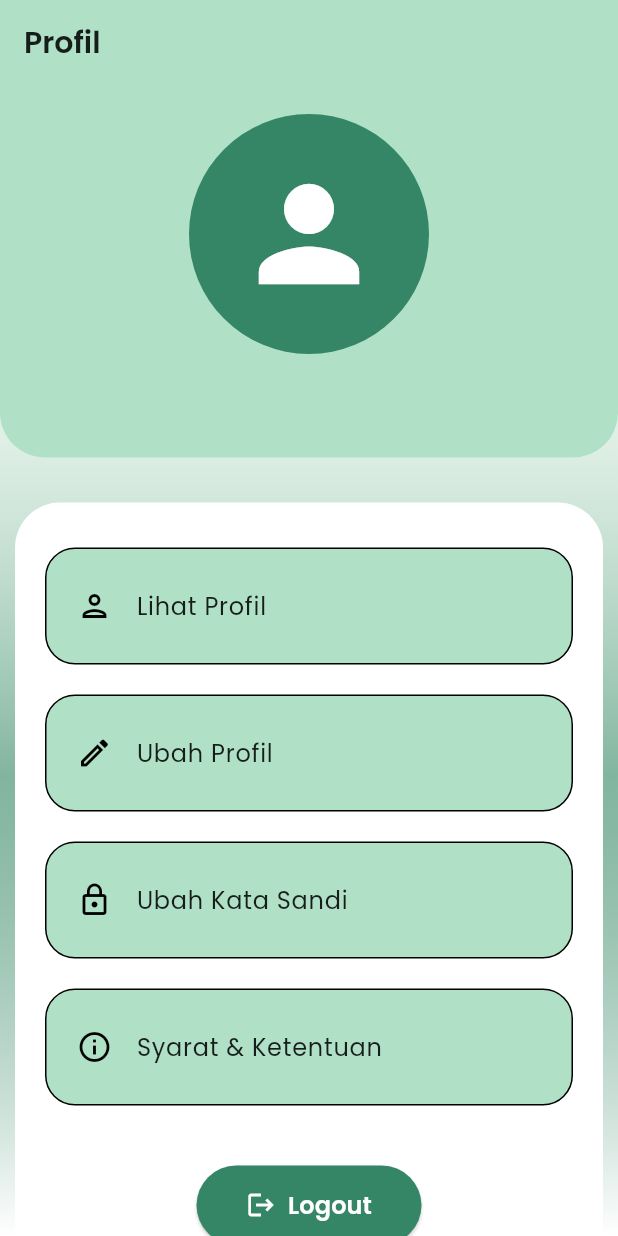
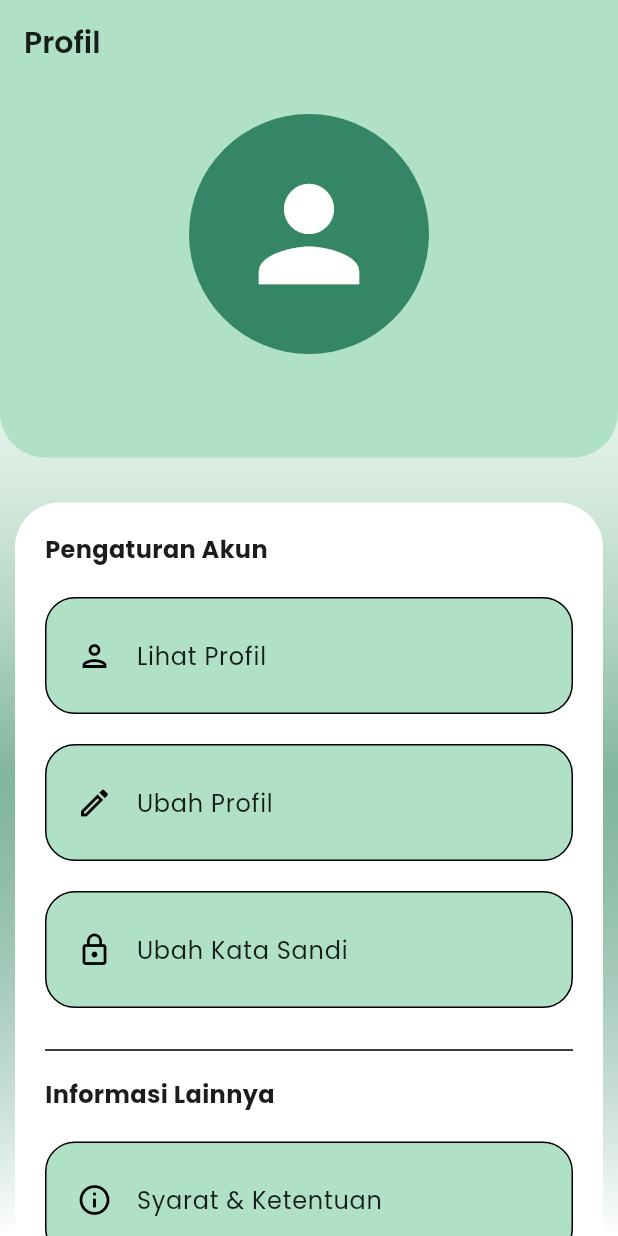
Before and after one commit to fadliaditya06/Geoportal-Mobile, a Flutter app: the ProfilScreen screen opened directly, on a phone screen of 412 x 824 dp. Run offline on Flutter 3.47's test engine with Material 3 defaults, Android fonts, the phone set to English and light mode, and no system bars; our stand-ins replace cached_network_image, card_loading, carousel_slider, cloud_firestore, curved_navigation_bar, firebase_auth and 8 more; accounts and stored records are empty.

Commit message:
Update Feat: Profil Screen Update profile screen layout with account settings and info sections

```diff
--- a/lib/screens/profil/profil_screen.dart
+++ b/lib/screens/profil/profil_screen.dart
@@ -130,6 +130,7 @@ class _ProfilScreenState extends State<ProfilScreen> {
                     ),
                   ),
                   const SizedBox(height: 30),
+                  // Card Pengaturan Akun dan Informasi Lainnya
                   Container(
                     margin: const EdgeInsets.symmetric(horizontal: 10.0),
                     padding: const EdgeInsets.symmetric(
@@ -139,8 +140,17 @@ class _ProfilScreenState extends State<ProfilScreen> {
                       borderRadius: BorderRadius.circular(30),
                     ),
                     child: Column(
+                      crossAxisAlignment: CrossAxisAlignment.start,
                       mainAxisSize: MainAxisSize.min,
                       children: [
+                        const Text(
+                          "Pengaturan Akun",
+                          style: TextStyle(
+                            fontSize: 16,
+                            fontWeight: FontWeight.bold,
+                          ),
+                        ),
+                        const SizedBox(height: 10),
                         _buildProfilMenu(
                           icon: Icons.person_outlined,
                           title: "Lihat Profil",
@@ -159,6 +169,17 @@ class _ProfilScreenState extends State<ProfilScreen> {
                           onTap: () =>
                               _navigateTo(context, const UbahKataSandiScreen()),
                         ),
+                        const SizedBox(height: 10),
+                        const Divider(thickness: 1, color: Colors.black),
+                        const SizedBox(height: 10),
+                        const Text(
+                          "Informasi Lainnya",
+                          style: TextStyle(
+                            fontSize: 16,
+                            fontWeight: FontWeight.bold,
+                          ),
+                        ),
+                        const SizedBox(height: 10),
                         _buildProfilMenu(
                           icon: Icons.info_outline,
                           title: "Syarat & Ketentuan",
@@ -167,12 +188,14 @@ class _ProfilScreenState extends State<ProfilScreen> {
                         ),
                         const SizedBox(height: 30),
                         // Tombol Logout
-                        SizedBox(
+                        Center(
+                          child: SizedBox(
                             width: 150,
                             child: ElevatedButton.icon(
                               style: ElevatedButton.styleFrom(
                                 backgroundColor: const Color(0xFF358666),
-                              padding: const EdgeInsets.symmetric(vertical: 15),
+                                padding:
+                                    const EdgeInsets.symmetric(vertical: 15),
                                 shape: RoundedRectangleBorder(
                                   borderRadius: BorderRadius.circular(40),
                                 ),
@@ -200,6 +223,7 @@ class _ProfilScreenState extends State<ProfilScreen> {
                                   fontSize: 16,
                                   fontWeight: FontWeight.w600,
                                   color: Colors.white,
+                                ),
                               ),
                             ),
                           ),
```
Lines whose indentation alone changed are shown as unchanged.
